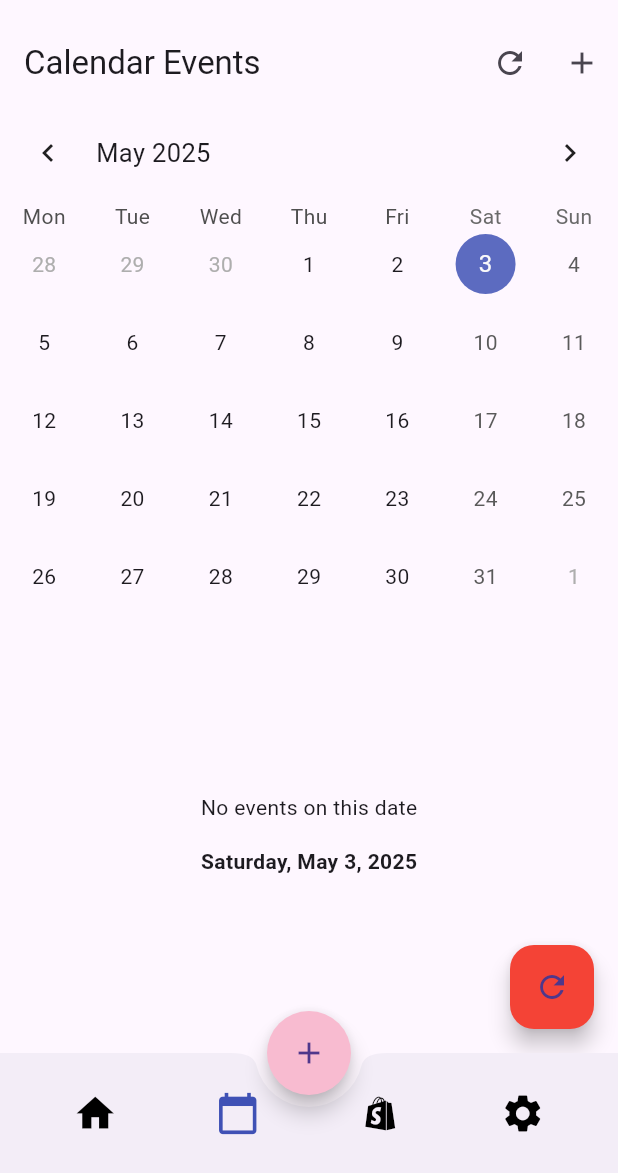
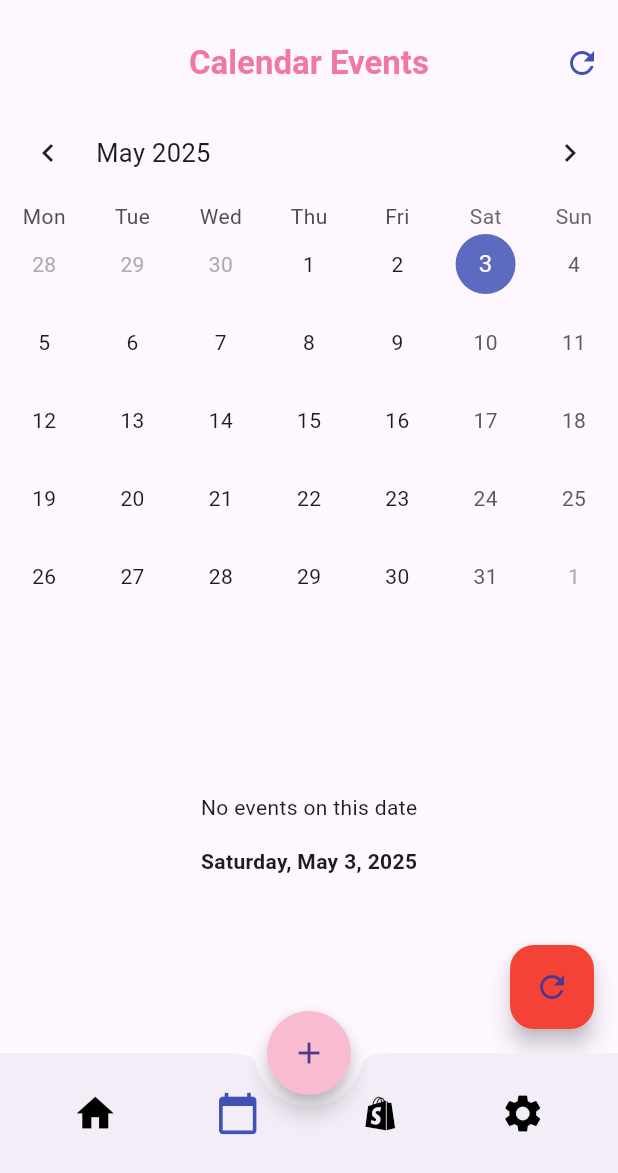
Before and after one commit to MustafaAlneami/RECO, a Flutter app: the screen it shows after launch, item 2 of the bottom bar chosen, after a tap on the "refresh" icon, on a phone screen of 412 x 824 dp, the part 63-1236 px from its top. Run offline on Flutter 3.47's test engine with Material 3 defaults, Android fonts, the phone set to English and light mode, and no system bars; drawn by our look-alikes of table_calendar; network calls fail.

Commit message:
calender bugs stuff commit

```diff
--- a/lib/presentation/screens/calender/calender_view.dart
+++ b/lib/presentation/screens/calender/calender_view.dart
@@ -63,21 +63,25 @@ class _CalendarViewPageState extends State<CalendarViewPage> {
   Widget build(BuildContext context) {
     return Scaffold(
       appBar: AppBar(
-        title: const Text('Calendar Events'),
+        title: const Text(
+          'Calendar Events',
+          style: TextStyle(
+              color: Color.fromARGB(255, 241, 120, 162),
+              fontWeight: FontWeight.bold),
+        ),
+        centerTitle: true,
         actions: [
           IconButton(
-            icon: const Icon(Icons.refresh),
+            icon: const Icon(
+              Icons.refresh,
+              color: Colors.indigo,
+            ),
             onPressed: () {
               final eventsProvider =
                   Provider.of<CalendarEventsProvider>(context, listen: false);
               eventsProvider.clearEvents();
               eventsProvider.fetchAndFormatStrapiEvents();
             },
-          ),
-          // Debug action to add test event for the selected day
-          IconButton(
-            icon: const Icon(Icons.add),
-            onPressed: () {},
           ),
         ],
       ),
--- a/lib/presentation/screens/calender/test_calendar.dart
+++ b/lib/presentation/screens/calender/test_calendar.dart
@@ -14,7 +14,7 @@ class _TestCalendar extends State<TestCalendar> {
   @override
   Widget build(BuildContext context) {
     return SizedBox(
-      height: 170,
+      height: 130,
       child: Card(
         elevation: 3,
         margin: const EdgeInsets.symmetric(vertical: 8, horizontal: 16),
@@ -24,7 +24,10 @@ class _TestCalendar extends State<TestCalendar> {
           },
           child: Padding(
             padding: const EdgeInsets.all(12.0),
-            child: Row(
+            child: Column(
+              crossAxisAlignment: CrossAxisAlignment.start,
+              children: [
+                Row(
                   crossAxisAlignment: CrossAxisAlignment.center,
                   children: [
                     // Thumbnail
@@ -44,7 +47,7 @@ class _TestCalendar extends State<TestCalendar> {
                             );
                           },
                         )),
-                const SizedBox(width: 12),
+                    const SizedBox(width: 7),
                     // Video details
                     Expanded(
                       child: Column(
@@ -54,12 +57,13 @@ class _TestCalendar extends State<TestCalendar> {
                             'De Musto is back baby ',
                             style: const TextStyle(
                               fontWeight: FontWeight.bold,
+                              color: Colors.indigo,
                               fontSize: 16,
                             ),
                             maxLines: 2,
                             overflow: TextOverflow.ellipsis,
                           ),
-                      const SizedBox(height: 7),
+                          const SizedBox(height: 3),
                           Row(
                             children: [
                               ClipRRect(
@@ -69,90 +73,62 @@ class _TestCalendar extends State<TestCalendar> {
                                   child: Image.asset('images/creator3.jpg'),
                                 ),
                               ),
-                          const SizedBox(width: 4),
+                              const SizedBox(width: 1),
                               Text(
                                 'De Mustoo',
                                 style: TextStyle(
                                     color: Colors.grey[600],
                                     fontSize: 14,
-                                fontWeight: FontWeight.normal),
+                                    fontWeight: FontWeight.bold),
                               ),
-                        ],
-                      ),
-                      const SizedBox(height: 4),
-                      Column(
-                        children: [
-                          Row(
-                            children: [
+                              const SizedBox(width: 7),
                               Icon(
                                 Icons.access_time,
                                 size: 16,
                                 color: Colors.grey[600],
                               ),
-                              const SizedBox(width: 4),
+                              const SizedBox(width: 1),
                               Text(
-                                ' 10:00 Am',
+                                '10:00 GMC',
                                 style: TextStyle(
                                   color: Colors.grey[600],
-                                  fontSize: 12,
-                                ),
-                              ),
-                              const SizedBox(width: 8),
-                              Icon(
-                                Icons.visibility,
-                                size: 16,
-                                color: Colors.grey[600],
-                              ),
-                              const SizedBox(width: 4),
-                              Text(
-                                'YT',
-                                style: TextStyle(
-                                  color: Colors.grey[600],
-                                  fontSize: 12,
+                                  fontSize: 13,
                                 ),
                               ),
                             ],
                           ),
-                          const SizedBox(height: 4),
+                          Column(
+                            children: [
+                              const SizedBox(height: 1),
                               Row(
                                 children: [
-                              Container(
-                                height: 33,
-                                width: 125,
-                                decoration: BoxDecoration(
-
-                                    // borderRadius: BorderRadius.circular(1),
-                                    ),
+                                  SizedBox(
+                                    height: 30,
+                                    width: 110,
                                     child: Card(
                                         shape: RoundedRectangleBorder(
                                             borderRadius:
                                                 BorderRadius.circular(10)),
                                         color: Colors.green,
-                                    child: Text('New Release ',
+                                        child: Text('New Release',
                                             style: TextStyle(
                                                 color: Colors.white,
-                                            fontSize: 15,
+                                                fontSize: 14,
                                                 fontWeight: FontWeight.bold),
                                             textAlign: TextAlign.center)),
                                   ),
                                   SizedBox(
-                                width: 1,
-                              ),
-                              Container(
-                                height: 33,
-                                width: 50,
-                                decoration: BoxDecoration(
-
-                                    // borderRadius: BorderRadius.circular(1),
-                                    ),
+                                    height: 30,
+                                    width: 90,
                                     child: Card(
                                         shape: RoundedRectangleBorder(
-                                        borderRadius: BorderRadius.circular(5)),
+                                            borderRadius:
+                                                BorderRadius.circular(10)),
                                         color: Colors.indigo,
-                                    child: Text('#Code',
+                                        child: Text('Coding',
                                             style: TextStyle(
                                                 color: Colors.white,
-                                            fontSize: 15,
+                                                fontSize: 14,
                                                 fontWeight: FontWeight.bold),
                                             textAlign: TextAlign.center)),
                                   ),
@@ -165,6 +141,8 @@ class _TestCalendar extends State<TestCalendar> {
                     ),
                   ],
                 ),
+              ],
+            ),
           ),
         ),
       ),
```
Lines whose indentation alone changed are shown as unchanged.
